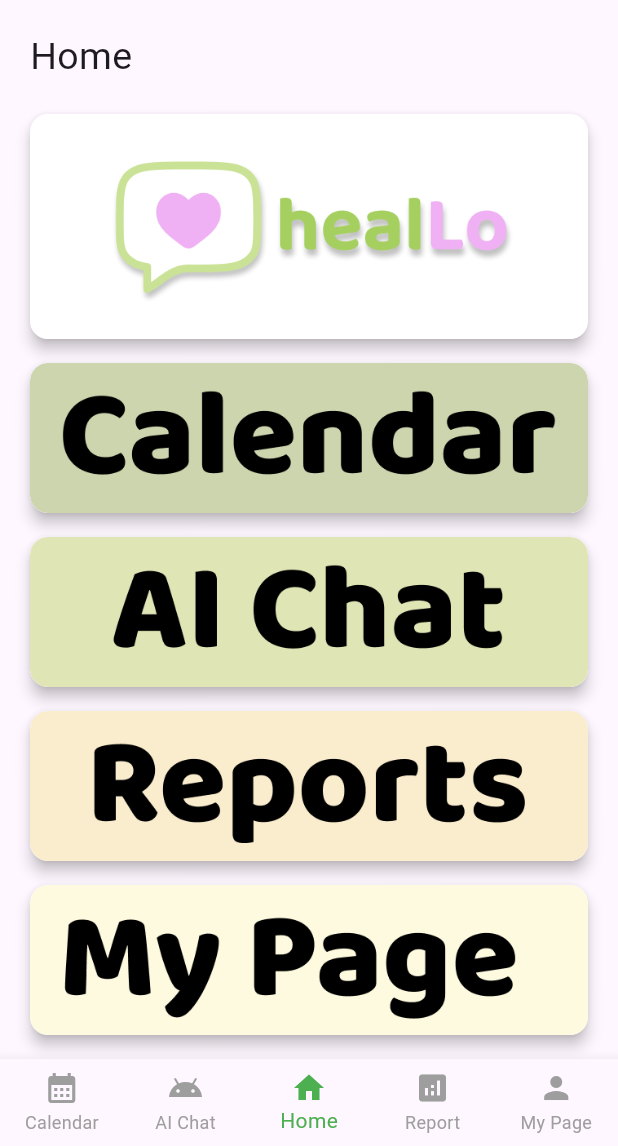
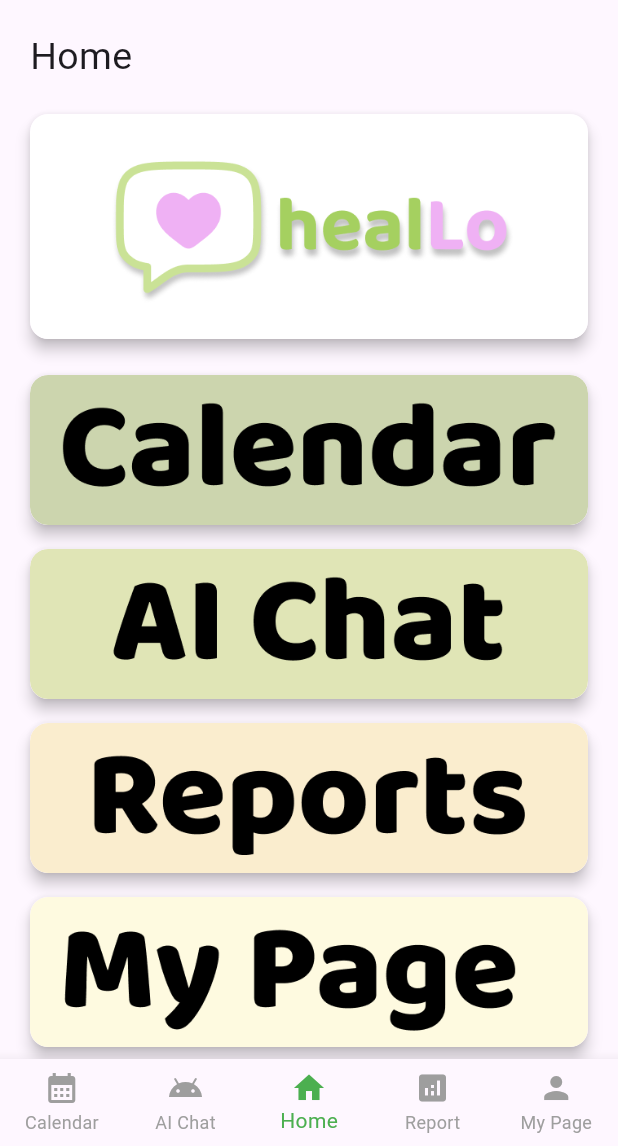
Before and after one commit to gdh0730/FE, a Flutter app: the screen it shows after launch, on a phone screen of 412 x 824 dp, the part 90-1236 px from its top. Run offline on Flutter 3.47's test engine with Material 3 defaults, Android fonts, the phone set to English and light mode, and no system bars; our stand-ins replace fl_chart, image_picker, pdf, share_plus, speech_to_text, table_calendar; Roboto replaces fonts that are missing (PretendardBlack).

Commit message:
Feat(#7): Add HomeScreen에 Scroll기능 추가

```diff
--- a/lib/screens/home/home.dart
+++ b/lib/screens/home/home.dart
@@ -21,6 +21,7 @@ class _HomeScreenState extends State<HomeScreen> {
     return Scaffold(
       appBar: CommonAppBarWidget(),
       body: SafeArea(
+        child: SingleChildScrollView(
           child: Padding(
             padding: const EdgeInsets.symmetric(horizontal: 20.0),
             child: Column(
@@ -28,7 +29,7 @@ class _HomeScreenState extends State<HomeScreen> {
               children: [
                 const Padding(
                   padding: EdgeInsets.symmetric(vertical: 20.0),
-                child: const Text(
+                  child: Text(
                     "Home",
                     style: TextStyle(
                       fontFamily: 'PretendardBlack',
@@ -42,23 +43,20 @@ class _HomeScreenState extends State<HomeScreen> {
                     height: 150,
                     onTap: () {
                       print("Banner Card Clicked");
-                    }
+                    },
                   ),
                 ),
-              Expanded(
-                  child: Align(
-                    alignment: Alignment.center,
-                    child: Column(
-                      mainAxisSize: MainAxisSize.min,
+                const SizedBox(height: 24),
+                Column(
                   children: [
                     CommonBannerCard(
                       imagePath: 'assets/banners/calendar_banner.png',
                       height: 100,
                       onTap: () {
                         MainLayout.of(context)?.changeTab(0);
-                            }
+                      },
                     ),
-                        const SizedBox(height: 16,),
+                    const SizedBox(height: 16),
                     CommonBannerCard(
                       imagePath: 'assets/banners/chatbot_banner.png',
                       height: 100,
@@ -78,29 +76,29 @@ class _HomeScreenState extends State<HomeScreen> {
                             );
                           },
                         );
-                            }
+                      },
                     ),
-                        const SizedBox(height: 16,),
+                    const SizedBox(height: 16),
                     CommonBannerCard(
                       imagePath: 'assets/banners/weekly_reports_banner.png',
                       height: 100,
                       onTap: () {
                         MainLayout.of(context)?.changeTab(3);
-                            }
+                      },
                     ),
-                        const SizedBox(height: 16,),
+                    const SizedBox(height: 16),
                     CommonBannerCard(
                       imagePath: 'assets/banners/mypage_banner.png',
                       height: 100,
                       onTap: () {
                         MainLayout.of(context)?.changeTab(4);
-                            }
+                      },
                     ),
                   ],
                 ),
-                  )
+                const SizedBox(height: 40), // 마지막 여백
+              ],
             ),
-            ],
           ),
         ),
       ),
```
Lines whose indentation alone changed are shown as unchanged.
